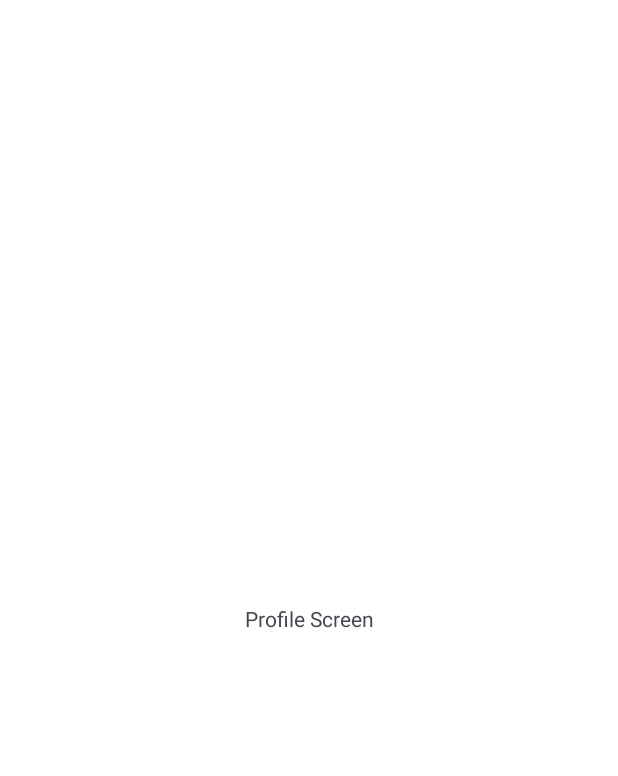
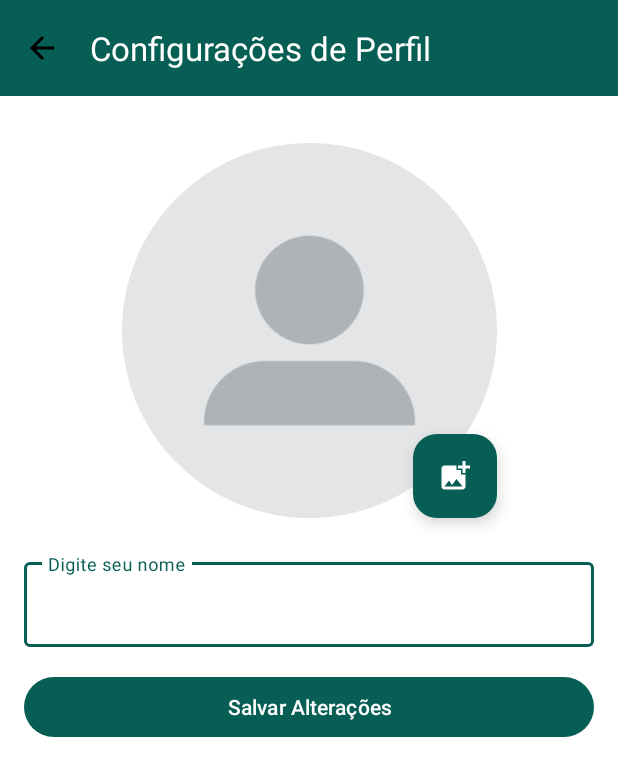
Before and after one commit to Victor-Valedev/Project-Whats-App, an Android app: the ProfileUserActivity screen opened directly, with no data from a screen before it, on a phone screen of 412 x 824 dp. Before the commit the part shown is almost empty. Shown: the top 776 px of the screen. Run offline under Robolectric (Android 15) with nearby library versions, the light colour scheme and no system bars.

Commit message:
feat: Created and populated the user profile screen, and added camera and gallery permissions, by clicking the add profile images button

```diff
--- a/app/src/main/java/com/victor/projectwhatsapp/Screens/ProfileUserActivity.kt
+++ b/app/src/main/java/com/victor/projectwhatsapp/Screens/ProfileUserActivity.kt
@@ -1,8 +1,14 @@
 package com.victor.projectwhatsapp.Screens
 
+import android.Manifest
+import android.content.pm.PackageManager
+import android.os.Build
 import android.os.Bundle
 import androidx.activity.enableEdgeToEdge
+import androidx.activity.result.contract.ActivityResultContracts
+import androidx.annotation.RequiresApi
 import androidx.appcompat.app.AppCompatActivity
+import androidx.core.content.ContextCompat
 import androidx.core.view.ViewCompat
 import androidx.core.view.WindowInsetsCompat
 import com.victor.projectwhatsapp.R
@@ -10,13 +16,67 @@ import com.victor.projectwhatsapp.databinding.ActivityProfileUserBinding
 
 class ProfileUserActivity : AppCompatActivity() {
 
-    private val binding by lazy {
-        ActivityProfileUserBinding.inflate(layoutInflater)
+    private lateinit var binding: ActivityProfileUserBinding
+
+    private var isPermissionCamera = false
+    private var isPermissionGallery = false
+
+    // Registrar o resultado da solicitação de permissões fora de métodos de instância
+    @RequiresApi(Build.VERSION_CODES.TIRAMISU)
+    private val permissionsLauncher = registerForActivityResult(
+        ActivityResultContracts.RequestMultiplePermissions()
+    ) { permissions ->
+        isPermissionCamera = permissions[Manifest.permission.CAMERA] ?: isPermissionCamera
+        isPermissionGallery = permissions[Manifest.permission.READ_MEDIA_IMAGES] ?: isPermissionGallery
     }
 
+    @RequiresApi(Build.VERSION_CODES.TIRAMISU)
     override fun onCreate(savedInstanceState: Bundle?) {
         super.onCreate(savedInstanceState)
+        binding = ActivityProfileUserBinding.inflate(layoutInflater)
         setContentView(binding.root)
 
+        initializeToolBarProfile()
+
+        binding.fbAddPhotoGallery.setOnClickListener {
+            requestPermissionsApp()
+        }
+    }
+
+    @RequiresApi(Build.VERSION_CODES.TIRAMISU)
+    private fun requestPermissionsApp() {
+        isPermissionCamera = ContextCompat.checkSelfPermission(
+            this,
+            Manifest.permission.CAMERA
+        ) == PackageManager.PERMISSION_GRANTED
+
+        isPermissionGallery = ContextCompat.checkSelfPermission(
+            this,
+            Manifest.permission.READ_MEDIA_IMAGES
+        ) == PackageManager.PERMISSION_GRANTED
+
+        // Lista de permissões negadas
+        val listPermissionsDenied = mutableListOf<String>()
+
+        if (!isPermissionCamera) {
+            listPermissionsDenied.add(Manifest.permission.CAMERA)
+        }
+        if (!isPermissionGallery) {
+            listPermissionsDenied.add(Manifest.permission.READ_MEDIA_IMAGES)
+        }
+
+        // Solicitar múltiplas permissões
+        if (listPermissionsDenied.isNotEmpty()) {
+            permissionsLauncher.launch(listPermissionsDenied.toTypedArray())
+        }
+    }
+
+    private fun initializeToolBarProfile() {
+        val toolBar = binding.includeToolBarProfile.tbPrincipal
+        setSupportActionBar(toolBar)
+        supportActionBar?.apply {
+            title = "Configurações de Perfil"
+            setDisplayHomeAsUpEnabled(true)
+        }
     }
 }
--- /dev/null
+++ b/app/src/main/res/drawable/ic_addgallery_24.xml
@@ -0,0 +1,5 @@
+<vector xmlns:android="http://schemas.android.com/apk/res/android" android:height="24dp" android:tint="#000000" android:viewportHeight="24" android:viewportWidth="24" android:width="24dp">
+
+    <path android:fillColor="@android:color/white" android:pathData="M19,7v2.99s-1.99,0.01 -2,0L17,7h-3s0.01,-1.99 0,-2h3L17,2h2v3h3v2h-3zM16,11L16,8h-3L13,5L5,5c-1.1,0 -2,0.9 -2,2v12c0,1.1 0.9,2 2,2h12c1.1,0 2,-0.9 2,-2v-8h-3zM5,19l3,-4 2,3 3,-4 4,5L5,19z"/>
+
+</vector>
--- a/app/src/main/res/layout/activity_profile_user.xml
+++ b/app/src/main/res/layout/activity_profile_user.xml
@@ -2,20 +2,74 @@
 <androidx.constraintlayout.widget.ConstraintLayout xmlns:android="http://schemas.android.com/apk/res/android"
     xmlns:app="http://schemas.android.com/apk/res-auto"
     xmlns:tools="http://schemas.android.com/tools"
-    android:id="@+id/main"
+    android:id="@+id/ContraintLayotProfile"
     android:layout_width="match_parent"
     android:layout_height="match_parent"
     tools:context=".Screens.ProfileUserActivity">
 
-    <TextView
-        android:id="@+id/textView2"
-        android:layout_width="wrap_content"
-        android:layout_height="wrap_content"
-        android:text="Profile Screen"
-        app:layout_constraintBottom_toBottomOf="parent"
+    <include
+        android:id="@+id/includeToolBarProfile"
+        layout="@layout/toolbar_custom"
+        android:layout_width="0dp"
+        android:layout_height="200dp"
+        app:layout_constraintEnd_toEndOf="parent"
+        app:layout_constraintHorizontal_bias="0.5"
+        app:layout_constraintStart_toStartOf="parent"
+        app:layout_constraintTop_toTopOf="parent" />
+
+    <com.google.android.material.imageview.ShapeableImageView
+        android:id="@+id/imageView3"
+        android:layout_width="250dp"
+        android:layout_height="250dp"
+        android:layout_marginTop="95dp"
+        android:scaleType="centerCrop"
         app:layout_constraintEnd_toEndOf="parent"
         app:layout_constraintHorizontal_bias="0.5"
         app:layout_constraintStart_toStartOf="parent"
         app:layout_constraintTop_toTopOf="parent"
-        app:layout_constraintVertical_bias="0.5" />
+        app:shapeAppearanceOverlay="@style/CirleShape"
+        app:srcCompat="@drawable/perfil" />
+
+    <com.google.android.material.floatingactionbutton.FloatingActionButton
+        android:id="@+id/fbAddPhotoGallery"
+        android:layout_width="wrap_content"
+        android:layout_height="wrap_content"
+        android:clickable="true"
+        app:backgroundTint="@color/colorPrimary"
+        app:layout_constraintBottom_toBottomOf="@+id/imageView3"
+        app:layout_constraintEnd_toEndOf="@+id/imageView3"
+        app:srcCompat="@drawable/ic_addgallery_24"
+        app:tint="@color/white" />
+
+    <com.google.android.material.textfield.TextInputLayout
+        android:id="@+id/textInputLayout"
+        android:layout_width="0dp"
+        android:layout_height="wrap_content"
+        android:layout_marginStart="16dp"
+        android:layout_marginTop="24dp"
+        android:layout_marginEnd="16dp"
+        app:layout_constraintEnd_toEndOf="parent"
+        app:layout_constraintHorizontal_bias="0.5"
+        app:layout_constraintStart_toStartOf="parent"
+        app:layout_constraintTop_toBottomOf="@+id/imageView3">
+
+        <com.google.android.material.textfield.TextInputEditText
+            android:layout_width="match_parent"
+            android:layout_height="wrap_content"
+            android:hint="Digite seu nome" />
+    </com.google.android.material.textfield.TextInputLayout>
+
+    <Button
+        android:id="@+id/btnAtualizarPerfil"
+        android:layout_width="0dp"
+        android:layout_height="wrap_content"
+        android:layout_marginStart="16dp"
+        android:layout_marginTop="16dp"
+        android:layout_marginEnd="16dp"
+        android:text="Salvar Alterações"
+        android:textColor="@color/white"
+        app:layout_constraintEnd_toEndOf="parent"
+        app:layout_constraintHorizontal_bias="0.5"
+        app:layout_constraintStart_toStartOf="parent"
+        app:layout_constraintTop_toBottomOf="@+id/textInputLayout" />
 </androidx.constraintlayout.widget.ConstraintLayout>
--- a/app/src/main/res/layout/activity_splash_screen.xml
+++ b/app/src/main/res/layout/activity_splash_screen.xml
@@ -2,7 +2,7 @@
 <androidx.constraintlayout.widget.ConstraintLayout xmlns:android="http://schemas.android.com/apk/res/android"
     xmlns:app="http://schemas.android.com/apk/res-auto"
     xmlns:tools="http://schemas.android.com/tools"
-    android:id="@+id/main"
+    android:id="@+id/ContraintLayotProfile"
     android:layout_width="match_parent"
     android:layout_height="match_parent"
     tools:context=".Screens.SplashScreenActivity">
--- a/app/src/main/res/values/colors.xml
+++ b/app/src/main/res/values/colors.xml
@@ -9,6 +9,8 @@
     <color name="colorPrimary">#075E54</color>
     <color name="grayColor">#D1D1D1</color>
 
+
+
     <!--<color name="green">#FFFFFFFF</color>-->
 <!--<color name="green">#FFFFFFFF</color>-->
 
--- a/app/src/main/res/values/themes.xml
+++ b/app/src/main/res/values/themes.xml
@@ -31,5 +31,9 @@
         <item name="tint">@color/white</item>
     </style>
 
+    <style name="CirleShape">
+        <item name="cornerSize">50%</item>
+    </style>
+
     <style name="Theme.ProjectWhatsApp" parent="Base.Theme.ProjectWhatsApp" />
 </resources>
```
Also changed, not shown: app/src/main/AndroidManifest.xml (+11 -1 lines), app/src/main/java/com/victor/projectwhatsapp/MainActivity.kt (+15 -2 lines), app/src/main/res/drawable/perfil.jpeg (added).
